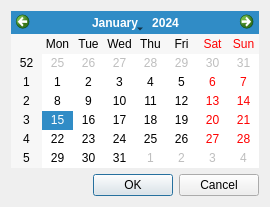
This is qshutdown/src/ui/calendar.ui in hakaishi/shutdown-qapps as Qt 5 draws it before an edit. The edited form follows.
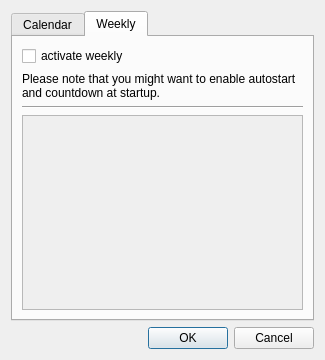
This is the edited form. The open tabs and pages were chosen to show the change. Icons and pictures are not drawn.

Commit message: added feature for a weekly routine

Diff of the .ui file:
```diff
--- a/qshutdown/src/ui/calendar.ui
+++ b/qshutdown/src/ui/calendar.ui
@@ -6,8 +6,8 @@
    <rect>
     <x>0</x>
     <y>0</y>
-    <width>256</width>
-    <height>207</height>
+    <width>325</width>
+    <height>360</height>
    </rect>
   </property>
   <property name="windowTitle">
@@ -17,14 +17,8 @@
    <iconset resource="../../../qshutdown.qrc">
     <normaloff>:/red_glasses</normaloff>:/red_glasses</iconset>
   </property>
-  <layout class="QFormLayout" name="formLayout">
-   <property name="fieldGrowthPolicy">
-    <enum>QFormLayout::AllNonFixedFieldsGrow</enum>
-   </property>
-   <item row="0" column="0">
-    <widget class="QCalendarWidget" name="calendarWidget"/>
-   </item>
-   <item row="1" column="0" colspan="2">
+  <layout class="QGridLayout" name="gridLayout">
+   <item row="1" column="0">
     <widget class="QDialogButtonBox" name="buttonBox">
      <property name="orientation">
       <enum>Qt::Horizontal</enum>
@@ -34,6 +28,92 @@
      </property>
     </widget>
    </item>
+   <item row="0" column="0">
+    <widget class="QTabWidget" name="tabWidget">
+     <property name="currentIndex">
+      <number>0</number>
+     </property>
+     <widget class="QWidget" name="tab">
+      <attribute name="title">
+       <string>Calendar</string>
+      </attribute>
+      <layout class="QHBoxLayout" name="horizontalLayout">
+       <item>
+        <widget class="QCalendarWidget" name="calendarWidget"/>
+       </item>
+      </layout>
+     </widget>
+     <widget class="QWidget" name="tab_2">
+      <attribute name="title">
+       <string>Weekly</string>
+      </attribute>
+      <layout class="QVBoxLayout" name="verticalLayout">
+       <item>
+        <widget class="QCheckBox" name="weekly">
+         <property name="text">
+          <string>activate weekly</string>
+         </property>
+        </widget>
+       </item>
+       <item>
+        <widget class="QLabel" name="label">
+         <property name="text">
+          <string>Please note that you might want to enable autostart and countdown at startup.</string>
+         </property>
+         <property name="wordWrap">
+          <bool>true</bool>
+         </property>
+        </widget>
+       </item>
+       <item>
+        <widget class="Line" name="line">
+         <property name="orientation">
+          <enum>Qt::Horizontal</enum>
+         </property>
+        </widget>
+       </item>
+       <item>
+        <widget class="QScrollArea" name="scrollArea">
+         <property name="enabled">
+          <bool>false</bool>
+         </property>
+         <property name="widgetResizable">
+          <bool>true</bool>
+         </property>
+         <property name="alignment">
+          <set>Qt::AlignLeading|Qt::AlignLeft|Qt::AlignTop</set>
+         </property>
+         <widget class="QWidget" name="scrollAreaWidgetContents">
+          <property name="geometry">
+           <rect>
+            <x>0</x>
+            <y>0</y>
+            <width>98</width>
+            <height>28</height>
+           </rect>
+          </property>
+          <layout class="QVBoxLayout" name="verticalLayout_2">
+           <property name="spacing">
+            <number>5</number>
+           </property>
+           <property name="margin">
+            <number>0</number>
+           </property>
+           <item>
+            <layout class="QVBoxLayout" name="verticalLayout_3">
+             <property name="spacing">
+              <number>5</number>
+             </property>
+            </layout>
+           </item>
+          </layout>
+         </widget>
+        </widget>
+       </item>
+      </layout>
+     </widget>
+    </widget>
+   </item>
   </layout>
  </widget>
  <resources>
```
Left out of the diff: 32 changed lines with no effect on the pictures. The commit also changes 38 other files.
